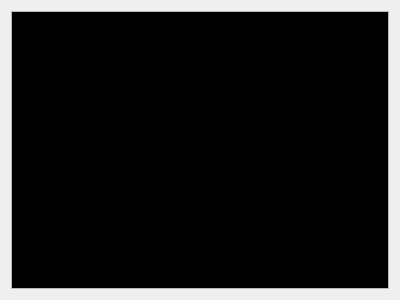
This is pages/pagerun.ui in HamedMasafi/confiqt as Qt 5 draws it before an edit. The edited form follows.
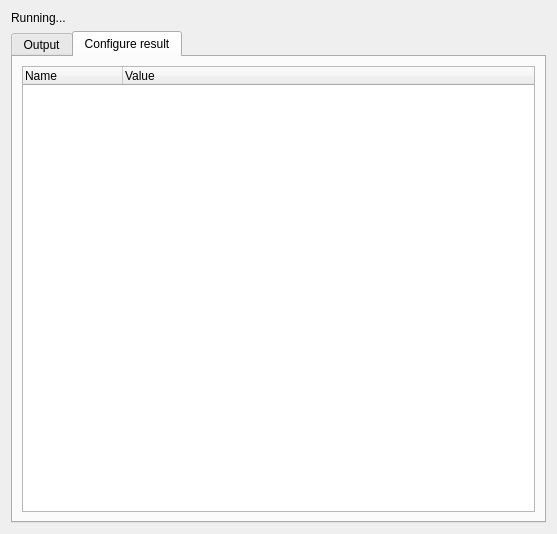
This is the edited form. The open tabs and pages were chosen to show the change.

Commit message: configure parser

```diff
--- a/pages/pagerun.ui
+++ b/pages/pagerun.ui
@@ -6,8 +6,8 @@
    <rect>
     <x>0</x>
     <y>0</y>
-    <width>400</width>
-    <height>300</height>
+    <width>557</width>
+    <height>534</height>
    </rect>
   </property>
   <property name="windowTitle">
@@ -16,6 +16,23 @@
   <property name="title">
    <string>Run</string>
   </property>
+  <layout class="QVBoxLayout" name="verticalLayout_3">
+   <item>
+    <widget class="QLabel" name="labelStatus">
+     <property name="text">
+      <string>Running...</string>
+     </property>
+    </widget>
+   </item>
+   <item>
+    <widget class="QTabWidget" name="tabWidget">
+     <property name="currentIndex">
+      <number>0</number>
+     </property>
+     <widget class="QWidget" name="tab">
+      <attribute name="title">
+       <string>Output</string>
+      </attribute>
   <layout class="QVBoxLayout" name="verticalLayout">
    <item>
     <widget class="QPlainTextEdit" name="plainTextEditBuildOutput">
@@ -115,6 +132,31 @@
        <family>Courier 10 Pitch</family>
       </font>
      </property>
+        </widget>
+       </item>
+      </layout>
+     </widget>
+     <widget class="QWidget" name="tab_2">
+      <attribute name="title">
+       <string>Configure result</string>
+      </attribute>
+      <layout class="QVBoxLayout" name="verticalLayout_2">
+       <item>
+        <widget class="QTreeWidget" name="treeWidgetDetectedFeatures">
+         <column>
+          <property name="text">
+           <string>Name</string>
+          </property>
+         </column>
+         <column>
+          <property name="text">
+           <string>Value</string>
+          </property>
+         </column>
+        </widget>
+       </item>
+      </layout>
+     </widget>
     </widget>
    </item>
   </layout>
```
Lines whose indentation alone changed are shown as unchanged. The commit also changes 16 other files.
